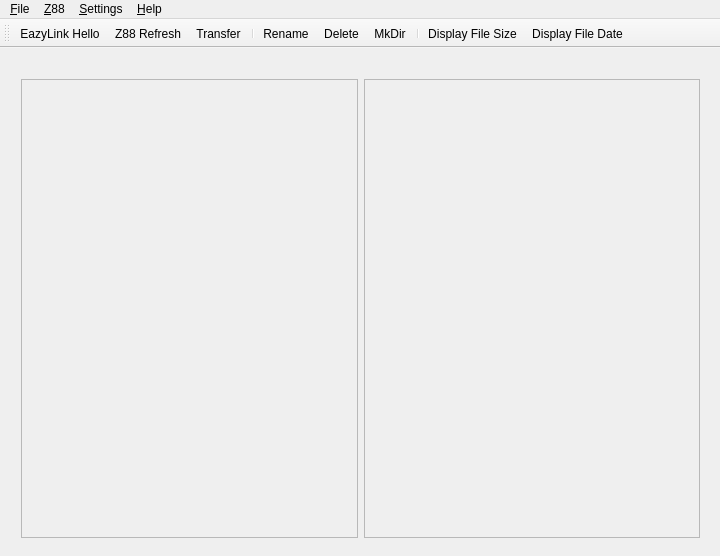
Above: wsapps/eazylink2/mainwindow.ui from patters-match/z88 before the change. Below: the same form after it.
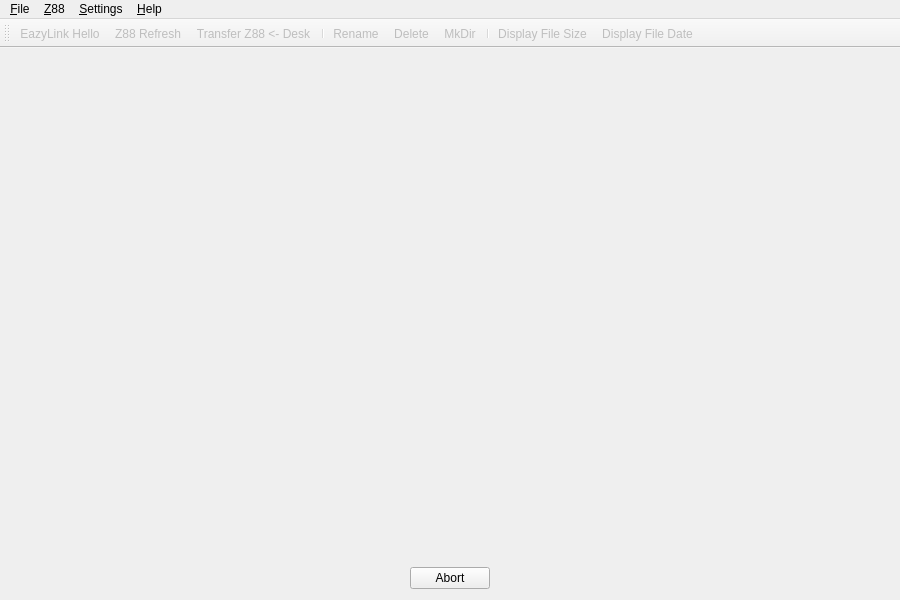
That is the form after the change.

Commit message: EAZ-7 Update GUI - MainWindow

```diff
--- a/wsapps/eazylink2/mainwindow.ui
+++ b/wsapps/eazylink2/mainwindow.ui
@@ -6,54 +6,131 @@
    <rect>
     <x>0</x>
     <y>0</y>
-    <width>720</width>
-    <height>556</height>
+    <width>900</width>
+    <height>600</height>
    </rect>
   </property>
+  <property name="sizePolicy">
+   <sizepolicy hsizetype="Preferred" vsizetype="Preferred">
+    <horstretch>0</horstretch>
+    <verstretch>0</verstretch>
+   </sizepolicy>
+  </property>
   <property name="windowTitle">
    <string>EazyLink</string>
   </property>
   <widget class="QWidget" name="centralWidget">
-   <widget class="QWidget" name="horizontalLayoutWidget">
-    <property name="geometry">
-     <rect>
-      <x>10</x>
-      <y>20</y>
-      <width>701</width>
-      <height>481</height>
-     </rect>
+   <property name="sizePolicy">
+    <sizepolicy hsizetype="Preferred" vsizetype="Preferred">
+     <horstretch>0</horstretch>
+     <verstretch>0</verstretch>
+    </sizepolicy>
+   </property>
+   <property name="sizeIncrement">
+    <size>
+     <width>0</width>
+     <height>0</height>
+    </size>
+   </property>
+   <layout class="QGridLayout" name="gridLayout">
+    <property name="topMargin">
+     <number>12</number>
     </property>
-    <layout class="QHBoxLayout" name="horizontalLayout">
-     <item>
-      <widget class="QFrame" name="Z88Panel">
-       <property name="frameShape">
-        <enum>QFrame::StyledPanel</enum>
+    <item row="0" column="0">
+     <widget class="QFrame" name="Z88Panel">
+      <property name="sizePolicy">
+       <sizepolicy hsizetype="Expanding" vsizetype="Expanding">
+        <horstretch>0</horstretch>
+        <verstretch>0</verstretch>
+       </sizepolicy>
+      </property>
+      <property name="baseSize">
+       <size>
+        <width>0</width>
+        <height>0</height>
+       </size>
+      </property>
+      <property name="frameShape">
+       <enum>QFrame::NoFrame</enum>
+      </property>
+      <property name="frameShadow">
+       <enum>QFrame::Sunken</enum>
+      </property>
+      <property name="lineWidth">
+       <number>1</number>
+      </property>
+      <layout class="QHBoxLayout" name="Z88Layout">
+       <property name="margin">
+        <number>2</number>
        </property>
-       <property name="frameShadow">
-        <enum>QFrame::Raised</enum>
+      </layout>
+     </widget>
+    </item>
+    <item row="1" column="0" colspan="2">
+     <layout class="QHBoxLayout" name="horizontalLayout_2">
+      <property name="sizeConstraint">
+       <enum>QLayout::SetFixedSize</enum>
+      </property>
+      <item>
+       <widget class="QPushButton" name="CancelCmdBtn">
+        <property name="enabled">
+         <bool>true</bool>
+        </property>
+        <property name="sizePolicy">
+         <sizepolicy hsizetype="Fixed" vsizetype="Fixed">
+          <horstretch>0</horstretch>
+          <verstretch>0</verstretch>
+         </sizepolicy>
+        </property>
+        <property name="text">
+         <string>Abort</string>
+        </property>
+       </widget>
+      </item>
+     </layout>
+    </item>
+    <item row="0" column="1">
+     <widget class="QFrame" name="DesktopPanel">
+      <property name="sizePolicy">
+       <sizepolicy hsizetype="Expanding" vsizetype="Expanding">
+        <horstretch>0</horstretch>
+        <verstretch>0</verstretch>
+       </sizepolicy>
+      </property>
+      <property name="sizeIncrement">
+       <size>
+        <width>0</width>
+        <height>0</height>
+       </size>
+      </property>
+      <property name="baseSize">
+       <size>
+        <width>0</width>
+        <height>0</height>
+       </size>
+      </property>
+      <property name="frameShape">
+       <enum>QFrame::NoFrame</enum>
+      </property>
+      <property name="frameShadow">
+       <enum>QFrame::Raised</enum>
+      </property>
+      <layout class="QHBoxLayout" name="DeskTopLayout">
+       <property name="margin">
+        <number>2</number>
        </property>
-      </widget>
-     </item>
-     <item>
-      <widget class="QFrame" name="DesktopPanel">
-       <property name="frameShape">
-        <enum>QFrame::StyledPanel</enum>
-       </property>
-       <property name="frameShadow">
-        <enum>QFrame::Raised</enum>
-       </property>
-      </widget>
-     </item>
-    </layout>
-   </widget>
+      </layout>
+     </widget>
+    </item>
+   </layout>
   </widget>
   <widget class="QMenuBar" name="menuBar">
    <property name="geometry">
     <rect>
      <x>0</x>
      <y>0</y>
-     <width>720</width>
-     <height>21</height>
+     <width>900</width>
+     <height>22</height>
     </rect>
    </property>
    <widget class="QMenu" name="menuFile">
@@ -79,6 +156,9 @@
     <addaction name="actionAbout"/>
    </widget>
    <widget class="QMenu" name="menuZ88">
+    <property name="enabled">
+     <bool>true</bool>
+    </property>
     <property name="title">
      <string>&amp;Z88</string>
     </property>
@@ -94,6 +174,9 @@
    <addaction name="menuHelp"/>
   </widget>
   <widget class="QToolBar" name="toolBar">
+   <property name="enabled">
+    <bool>false</bool>
+   </property>
    <property name="windowTitle">
     <string>toolBar</string>
    </property>
@@ -154,8 +237,11 @@
    </property>
   </action>
   <action name="actionTransfer">
+   <property name="enabled">
+    <bool>false</bool>
+   </property>
    <property name="text">
-    <string>Transfer</string>
+    <string>Transfer Z88 &lt;- Desk</string>
    </property>
    <property name="toolTip">
     <string>Transfer selected files from active panel to opposite panel</string>
```
Left out of the diff: 113 changed lines with no effect on the pictures. The commit also changes 2 other files.
